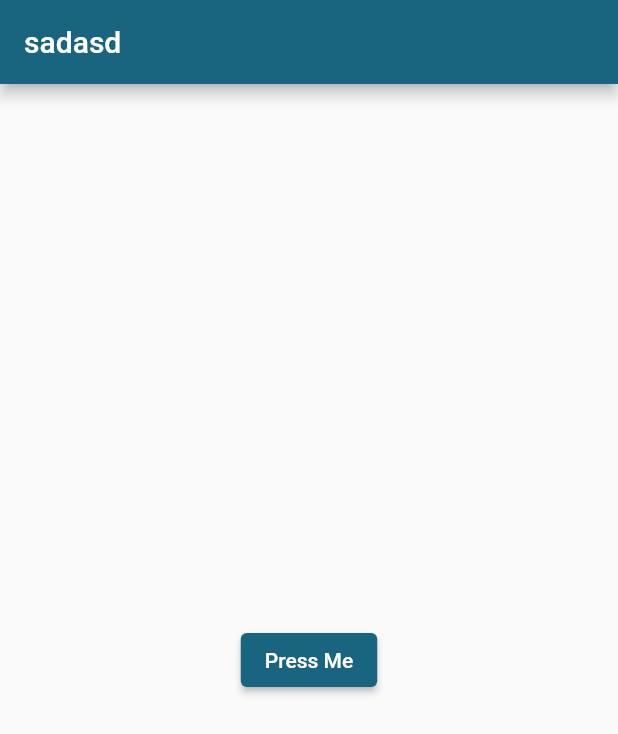
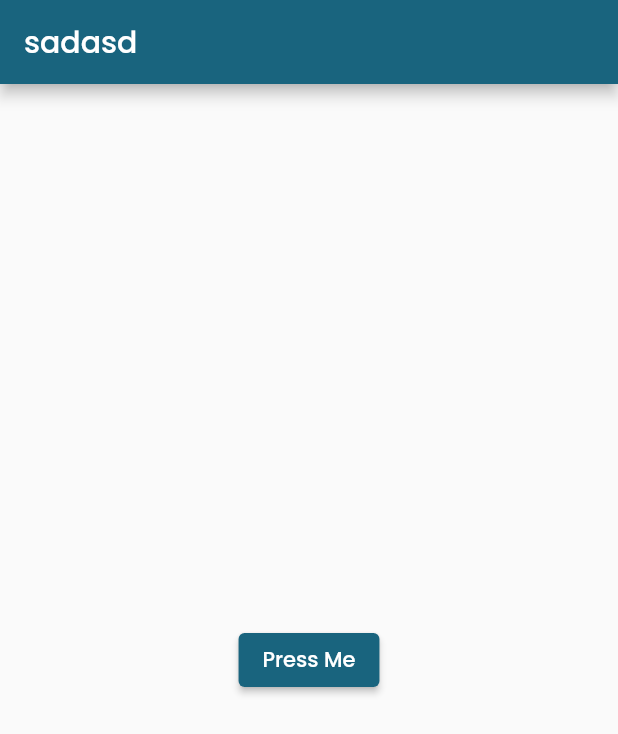
Before and after one commit to Aman2two/customtheme, a Flutter app: the screen it shows after launch, after a tap on "Press Me", on a phone screen of 412 x 824 dp. Shown: the top 734 px of the screen. Run offline on Flutter 3.47's test engine with Material 2 defaults, Android fonts, the phone set to English and light mode, and no system bars.

Commit message:
fonts changed to local

```diff
--- a/lib/AppTheme.dart
+++ b/lib/AppTheme.dart
@@ -18,11 +18,11 @@ class AppTheme extends StatefulWidget {
 }
 
 class AppThemeState extends State<AppTheme> {
-  ThemeValues? _themeValues;
+  MyThemeData? _themeValues;
 
   getThemeValues() => _themeValues ?? widget.themeManager.getThemeData();
 
-  setTheme(ThemeValues newValue) {
+  setTheme(MyThemeData newValue) {
     setState(() {
       _themeValues = newValue;
     });
--- a/lib/AppThemeWIdget.dart
+++ b/lib/AppThemeWIdget.dart
@@ -3,19 +3,19 @@ import 'package:untitled3/custom_color_scheme.dart';
 import 'package:untitled3/theme_manager.dart';
 
 class AppThemeIW extends InheritedWidget {
-  final ThemeValues themeValues;
+  final MyThemeData currentThemeData;
   final ThemeManager themeManager;
 
-  const AppThemeIW(this.themeValues, this.themeManager,
+  const AppThemeIW(this.currentThemeData, this.themeManager,
       {super.key, required super.child});
 
-  static ThemeValues of(BuildContext context) {
+  static MyThemeData of(BuildContext context) {
     return context
         .dependOnInheritedWidgetOfExactType<AppThemeIW>()!
-        .themeValues;
+        .currentThemeData;
   }
 
-  static ThemeManager themeData(BuildContext context) {
+  static ThemeManager allThemes(BuildContext context) {
     return context
         .dependOnInheritedWidgetOfExactType<AppThemeIW>()!
         .themeManager;
@@ -23,6 +23,7 @@ class AppThemeIW extends InheritedWidget {
 
   @override
   bool updateShouldNotify(covariant AppThemeIW oldWidget) {
-    return themeValues != oldWidget.themeValues;
+    return currentThemeData != oldWidget.currentThemeData;
   }
+
 }
--- a/lib/assets/app_themes.json
+++ b/lib/assets/app_themes.json
@@ -2,7 +2,7 @@
  "themes": [
    {
      "usertype": "admin",
-     "fontFamily": "Open Sans",
+     "fontFamily": "OpenSans",
      "colors": {
        "AppColorsLight":{
          "primary": "0xff4496e0",
--- a/lib/custom_color_scheme.dart
+++ b/lib/custom_color_scheme.dart
@@ -1,12 +1,12 @@
 import 'package:flutter/material.dart';
 
-class ThemeValues {
+class MyThemeData {
   late ColorScheme lightTheme;
   late ColorScheme darkTheme;
   String? fontFamily;
   late String initUsertype;
 
-  ThemeValues(this.initUsertype, Map colorMap,this.fontFamily, {isDark = false}) {
+  MyThemeData(this.initUsertype, Map colorMap,this.fontFamily, {isDark = false}) {
     lightTheme = _mapToColorScheme(colorMap[keyLightTheme], false);
     darkTheme = _mapToColorScheme(colorMap[keyDarkTheme], true);
   }
--- a/lib/main.dart
+++ b/lib/main.dart
@@ -1,6 +1,4 @@
-import 'package:flutter/foundation.dart';
 import 'package:flutter/material.dart';
-import 'package:untitled3/custom_color_scheme.dart';
 import 'package:untitled3/theme_manager.dart';
 
 import 'AppTheme.dart';
@@ -32,9 +30,11 @@ class MyApp extends StatelessWidget {
           title: 'Flutter Demo',
           debugShowCheckedModeBanner: false,
           theme: ThemeData(
-            colorScheme: AppThemeIW.of(context).lightTheme,
-          ),
-          darkTheme: ThemeData(colorScheme: AppThemeIW.of(context).darkTheme),
+              colorScheme: AppThemeIW.of(context).lightTheme,
+              fontFamily: AppThemeIW.of(context).fontFamily),
+          darkTheme: ThemeData(
+              colorScheme: AppThemeIW.of(context).darkTheme,
+              fontFamily: AppThemeIW.of(context).fontFamily),
           themeMode: ThemeMode.system,
           home: Scaffold(
               appBar: AppBar(title: const Text("sadasd")),
@@ -46,12 +46,12 @@ class MyApp extends StatelessWidget {
                             onPressed: () {
                               debugPrint("pressed ");
                               ThemeManager themeManager =
-                                  AppThemeIW.themeData(context);
+                                  AppThemeIW.allThemes(context);
 
                               AppTheme.of(context)!.setTheme(themeManager
                                   .getThemeData(userType: userTypeCustomer));
                             },
-                            child: Text("Press Me"))));
+                            child: const Text("Press Me"))));
               })),
         );
       }),
--- a/lib/theme_manager.dart
+++ b/lib/theme_manager.dart
@@ -4,8 +4,8 @@ import 'package:flutter/services.dart';
 import 'package:untitled3/custom_color_scheme.dart';
 
 class ThemeManager {
-  late ThemeValues _adminColorScheme;
-  late ThemeValues _customerColorScheme;
+  late MyThemeData _adminColorScheme;
+  late MyThemeData _customerColorScheme;
 
   initThemeData() async {
     Map data = await _readJson();
@@ -20,17 +20,17 @@ class ThemeManager {
       String? fontFamily = allThemes[i][keyFontFamily];
       switch (userType) {
         case userTypeAdmin:
-          _adminColorScheme = ThemeValues(userType, valueMap, fontFamily);
+          _adminColorScheme = MyThemeData(userType, valueMap, fontFamily);
           break;
         case userTypeCustomer:
         default:
-          _customerColorScheme = ThemeValues(userType, valueMap, fontFamily);
+          _customerColorScheme = MyThemeData(userType, valueMap, fontFamily);
           break;
       }
     }
   }
 
-  ThemeValues getThemeData({String? userType}) =>
+  MyThemeData getThemeData({String? userType}) =>
       (userType == null || userType == userTypeAdmin)
           ? _adminColorScheme
           : _customerColorScheme;
```
Also changed, not shown: pubspec.yaml (+25 -2 lines).
